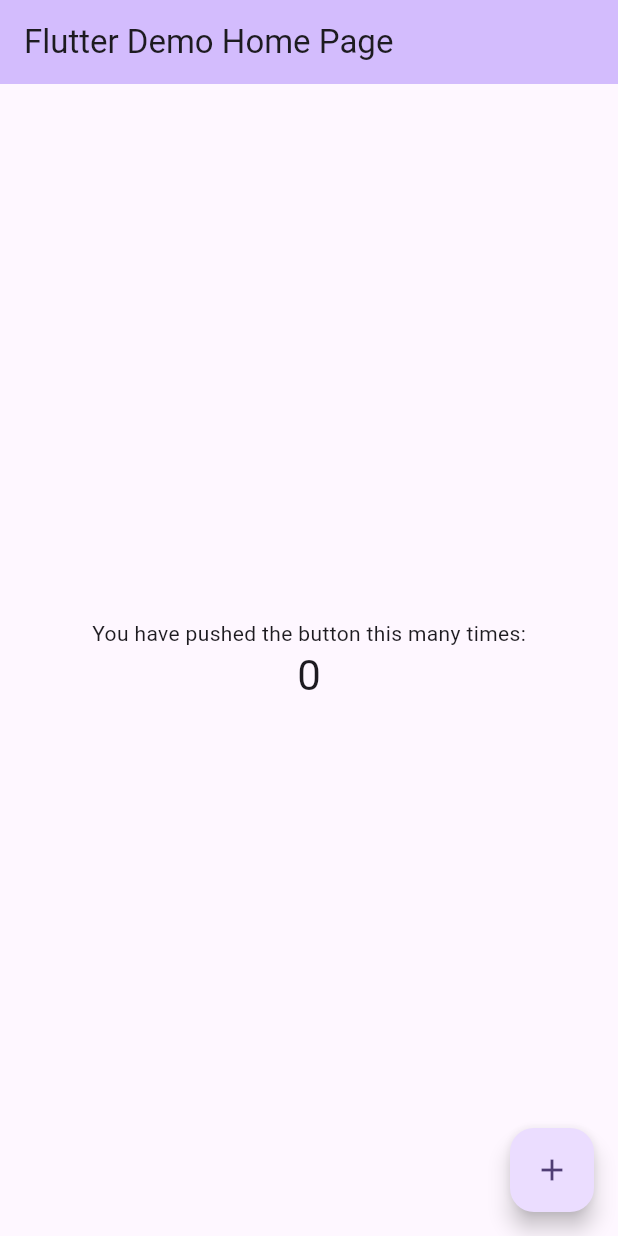
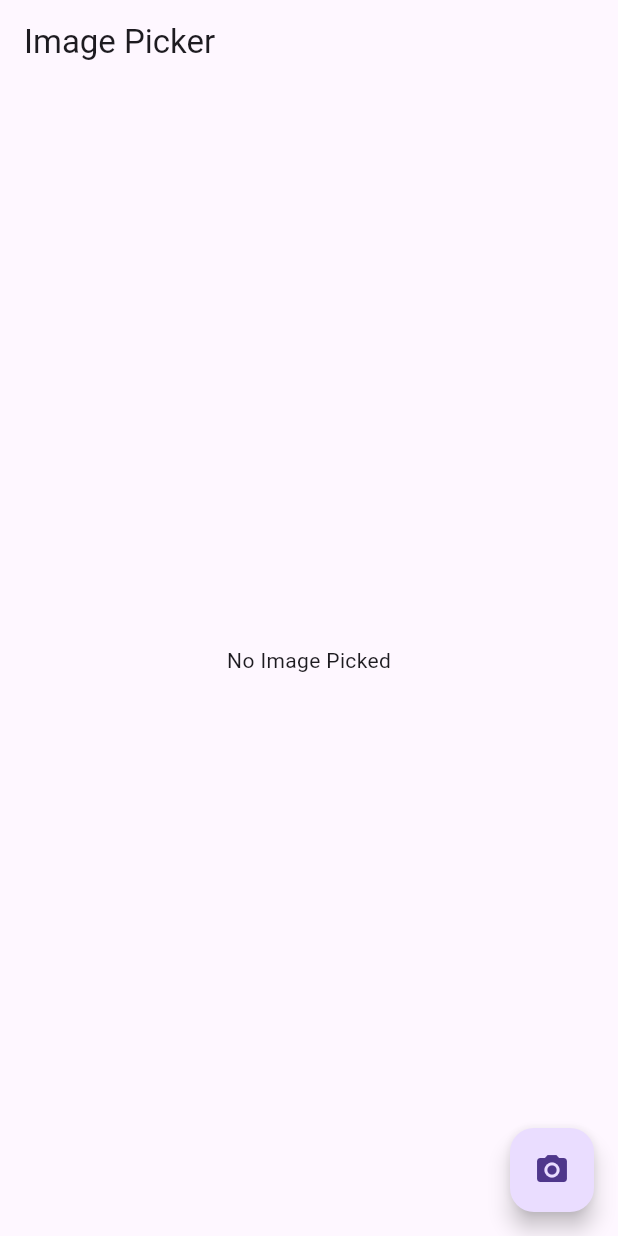
Before and after one commit to devwithgroot/CropDoc, a Flutter app: the screen it shows after launch, on a phone screen of 412 x 824 dp. Run offline on Flutter 3.47's test engine with Material 3 defaults, Android fonts, the phone set to English and light mode, and no system bars; our stand-ins replace image_picker.

Commit message:
temp commit

```diff
--- a/lib/main.dart
+++ b/lib/main.dart
@@ -1,4 +1,5 @@
 import 'package:flutter/material.dart';
+import 'screens/image_preview_screen.dart';
 
 void main() {
   runApp(const MyApp());
@@ -7,119 +8,15 @@
 class MyApp extends StatelessWidget {
   const MyApp({super.key});
 
-  // This widget is the root of your application.
   @override
   Widget build(BuildContext context) {
     return MaterialApp(
-      title: 'Flutter Demo',
+      debugShowCheckedModeBanner: false,
+      title: 'Image Picker App',
       theme: ThemeData(
-        // This is the theme of your application.
-        //
-        // TRY THIS: Try running your application with "flutter run". You'll see
-        // the application has a purple toolbar. Then, without quitting the app,
-        // try changing the seedColor in the colorScheme below to Colors.green
-        // and then invoke "hot reload" (save your changes or press the "hot
-        // reload" button in a Flutter-supported IDE, or press "r" if you used
-        // the command line to start the app).
-        //
-        // Notice that the counter didn't reset back to zero; the application
-        // state is not lost during the reload. To reset the state, use hot
-        // restart instead.
-        //
-        // This works for code too, not just values: Most code changes can be
-        // tested with just a hot reload.
-        colorScheme: ColorScheme.fromSeed(seedColor: Colors.deepPurple),
-        useMaterial3: true,
+        primarySwatch: Colors.blue,
       ),
-      home: const MyHomePage(title: 'Flutter Demo Home Page'),
+      home: const PickImageScreen(),
     );
   }
 }
-
-class MyHomePage extends StatefulWidget {
-  const MyHomePage({super.key, required this.title});
-
-  // This widget is the home page of your application. It is stateful, meaning
-  // that it has a State object (defined below) that contains fields that affect
-  // how it looks.
-
-  // This class is the configuration for the state. It holds the values (in this
-  // case the title) provided by the parent (in this case the App widget) and
-  // used by the build method of the State. Fields in a Widget subclass are
-  // always marked "final".
-
-  final String title;
-
-  @override
-  State<MyHomePage> createState() => _MyHomePageState();
-}
-
-class _MyHomePageState extends State<MyHomePage> {
-  int _counter = 0;
-
-  void _incrementCounter() {
-    setState(() {
-      // This call to setState tells the Flutter framework that something has
-      // changed in this State, which causes it to rerun the build method below
-      // so that the display can reflect the updated values. If we changed
-      // _counter without calling setState(), then the build method would not be
-      // called again, and so nothing would appear to happen.
-      _counter++;
-    });
-  }
-
-  @override
-  Widget build(BuildContext context) {
-    // This method is rerun every time setState is called, for instance as done
-    // by the _incrementCounter method above.
-    //
-    // The Flutter framework has been optimized to make rerunning build methods
-    // fast, so that you can just rebuild anything that needs updating rather
-    // than having to individually change instances of widgets.
-    return Scaffold(
-      appBar: AppBar(
-        // TRY THIS: Try changing the color here to a specific color (to
-        // Colors.amber, perhaps?) and trigger a hot reload to see the AppBar
-        // change color while the other colors stay the same.
-        backgroundColor: Theme.of(context).colorScheme.inversePrimary,
-        // Here we take the value from the MyHomePage object that was created by
-        // the App.build method, and use it to set our appbar title.
-        title: Text(widget.title),
-      ),
-      body: Center(
-        // Center is a layout widget. It takes a single child and positions it
-        // in the middle of the parent.
-        child: Column(
-          // Column is also a layout widget. It takes a list of children and
-          // arranges them vertically. By default, it sizes itself to fit its
-          // children horizontally, and tries to be as tall as its parent.
-          //
-          // Column has various properties to control how it sizes itself and
-          // how it positions its children. Here we use mainAxisAlignment to
-          // center the children vertically; the main axis here is the vertical
-          // axis because Columns are vertical (the cross axis would be
-          // horizontal).
-          //
-          // TRY THIS: Invoke "debug painting" (choose the "Toggle Debug Paint"
-          // action in the IDE, or press "p" in the console), to see the
-          // wireframe for each widget.
-          mainAxisAlignment: MainAxisAlignment.center,
-          children: <Widget>[
-            const Text(
-              'You have pushed the button this many times:',
-            ),
-            Text(
-              '$_counter',
-              style: Theme.of(context).textTheme.headlineMedium,
-            ),
-          ],
-        ),
-      ),
-      floatingActionButton: FloatingActionButton(
-        onPressed: _incrementCounter,
-        tooltip: 'Increment',
-        child: const Icon(Icons.add),
-      ), // This trailing comma makes auto-formatting nicer for build methods.
-    );
-  }
-}
--- a/lib/screens/image_preview_screen.dart
+++ b/lib/screens/image_preview_screen.dart
@@ -0,0 +1,48 @@
+import 'dart:io';
+
+import 'package:flutter/material.dart';
+import 'package:image_picker/image_picker.dart';
+
+class PickImageScreen extends StatefulWidget {
+  const PickImageScreen({super.key});
+
+  @override
+  State<PickImageScreen> createState() => _PickImageScreen();
+}
+
+class _PickImageScreen extends State<PickImageScreen>
+{
+  File? _image;
+  final _picker = ImagePicker();
+  pickImage()
+  async {
+    final pickedFile = await _picker.pickImage(source: ImageSource.gallery);
+    if(pickedFile !=null)
+      {
+        _image =File(pickedFile.path);
+        setState(() {
+
+        });
+      }
+  }
+  @override
+  Widget build(BuildContext context)
+  {
+    return Scaffold(
+      appBar: AppBar(
+        title: const Text("Image Picker"),
+      ),
+    body: Center(
+      child: _image ==null
+          ? const Text("No Image Picked")
+          :Image.file(_image!),
+    ),
+      floatingActionButton: FloatingActionButton(
+          onPressed:() {
+            pickImage();
+          },
+        child: const Icon(Icons.camera_alt),
+      ),
+    );
+  }
+}
--- a/pubspec.yaml
+++ b/pubspec.yaml
@@ -2,7 +2,7 @@ name: cropdoc
 description: " A cross-platform mobile app built with Flutter that enables farmers and gardeners to capture or upload plant images, detect diseases using an integrated machine learning model, and receive instant diagnosis, treatment suggestions, and history tracking using Firebase services."
 # The following line prevents the package from being accidentally published to
 # pub.dev using `flutter pub publish`. This is preferred for private packages.
-publish_to: 'none' # Remove this line if you wish to publish to pub.dev
+publish_to: "none" # Remove this line if you wish to publish to pub.dev
 
 # The following defines the version and build number for your application.
 # A version number is three numbers separated by dots, like 1.2.43
@@ -34,6 +34,7 @@ dependencies:
   # The following adds the Cupertino Icons font to your application.
   # Use with the CupertinoIcons class for iOS style icons.
   cupertino_icons: ^1.0.8
+  image_picker: ^1.1.2
 
 dev_dependencies:
   flutter_test:
@@ -51,7 +52,6 @@ dev_dependencies:
 
 # The following section is specific to Flutter packages.
 flutter:
-
   # The following line ensures that the Material Icons font is
   # included with your application, so that you can use the icons in
   # the material Icons class.
```
Also changed, not shown: pubspec.lock, 3 other files.
